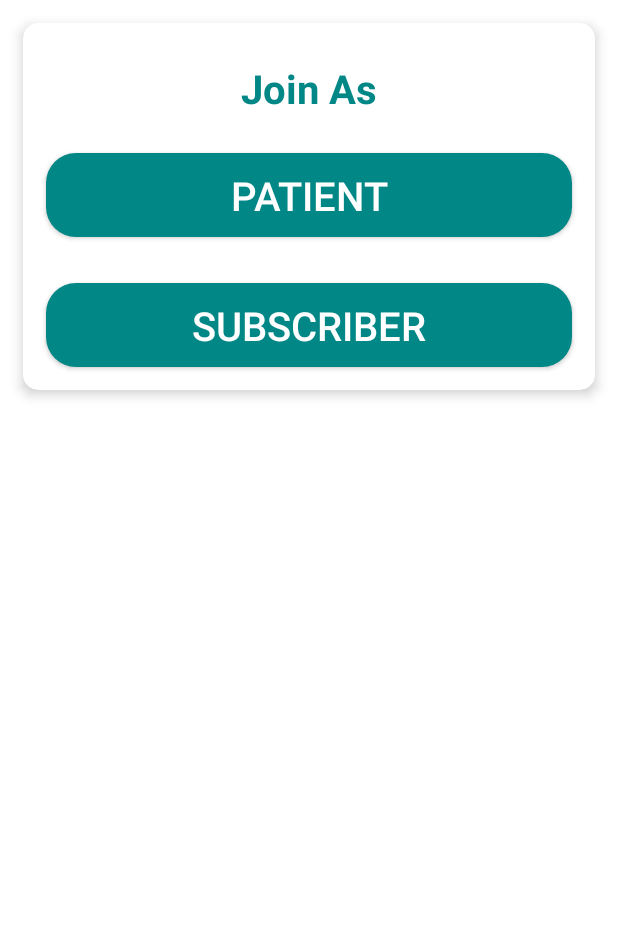
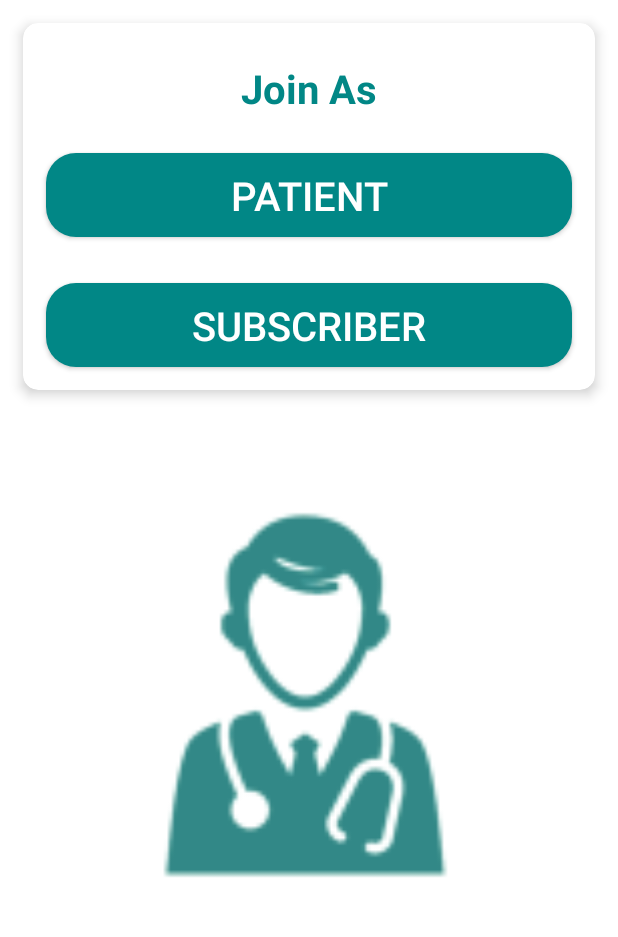
Before and after one commit to jasmeet0915/RemedE-Reminding-Medicines-Everyday, an Android app: the screen it shows after launch (MainActivity), on a phone screen of 412 x 824 dp, the part 204-1141 px from its top. Run offline under Robolectric (Android 15) with nearby library versions, the phone set to English and light mode, and no system bars.

Commit message:
doctor icon drawable added to main activity

```diff
--- a/remedE-app/app/src/main/res/layout/activity_main.xml
+++ b/remedE-app/app/src/main/res/layout/activity_main.xml
@@ -92,6 +92,17 @@
         </androidx.constraintlayout.widget.ConstraintLayout>
     </androidx.cardview.widget.CardView>
 
+    <ImageView
+        android:id="@+id/imageView"
+        android:layout_width="330dp"
+        android:layout_height="289dp"
+        app:layout_constraintBottom_toBottomOf="parent"
+        app:layout_constraintEnd_toEndOf="parent"
+        app:layout_constraintHorizontal_bias="0.604"
+        app:layout_constraintStart_toStartOf="parent"
+        app:layout_constraintTop_toBottomOf="@id/joinCard"
+        app:layout_constraintVertical_bias="0.44"
+        app:srcCompat="@mipmap/doctor_icon" />
 
 
 </androidx.constraintlayout.widget.ConstraintLayout>
--- /dev/null
+++ b/remedE-app/app/src/main/res/mipmap-anydpi-v26/doctor_icon.xml
@@ -0,0 +1,5 @@
+<?xml version="1.0" encoding="utf-8"?>
+<adaptive-icon xmlns:android="http://schemas.android.com/apk/res/android">
+    <background android:drawable="@color/doctor_icon_background"/>
+    <foreground android:drawable="@mipmap/doctor_icon_foreground"/>
+</adaptive-icon>
--- /dev/null
+++ b/remedE-app/app/src/main/res/mipmap-anydpi-v26/doctor_icon_round.xml
@@ -0,0 +1,5 @@
+<?xml version="1.0" encoding="utf-8"?>
+<adaptive-icon xmlns:android="http://schemas.android.com/apk/res/android">
+    <background android:drawable="@color/doctor_icon_background"/>
+    <foreground android:drawable="@mipmap/doctor_icon_foreground"/>
+</adaptive-icon>
--- /dev/null
+++ b/remedE-app/app/src/main/res/values/doctor_icon_background.xml
@@ -0,0 +1,4 @@
+<?xml version="1.0" encoding="utf-8"?>
+<resources>
+    <color name="doctor_icon_background">#FFFFFF</color>
+</resources>
```
Also changed, not shown: remedE-app/app/src/main/doctor_icon-playstore.png (added), remedE-app/app/src/main/res/mipmap-hdpi/doctor_icon.png (added), remedE-app/app/src/main/res/mipmap-hdpi/doctor_icon_foreground.png (added), remedE-app/app/src/main/res/mipmap-hdpi/doctor_icon_round.png (added), remedE-app/app/src/main/res/mipmap-mdpi/doctor_icon.png (added), remedE-app/app/src/main/res/mipmap-mdpi/doctor_icon_foreground.png (added), remedE-app/app/src/main/res/mipmap-mdpi/doctor_icon_round.png (added), remedE-app/app/src/main/res/mipmap-xhdpi/doctor_icon.png (added), remedE-app/app/src/main/res/mipmap-xhdpi/doctor_icon_foreground.png (added), remedE-app/app/src/main/res/mipmap-xhdpi/doctor_icon_round.png (added), remedE-app/app/src/main/res/mipmap-xxhdpi/doctor_icon.png (added), remedE-app/app/src/main/res/mipmap-xxhdpi/doctor_icon_foreground.png (added), remedE-app/app/src/main/res/mipmap-xxhdpi/doctor_icon_round.png (added), remedE-app/app/src/main/res/mipmap-xxxhdpi/doctor_icon.png (added), 2 more files.
